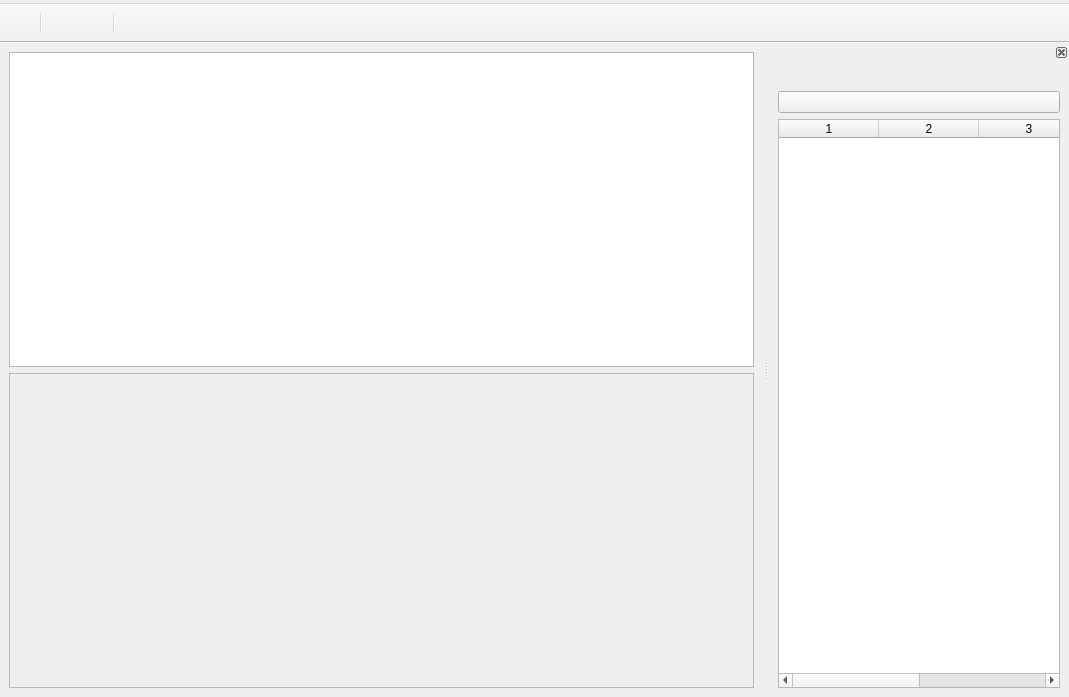
The window that org.nickvision.tubeconverter.qt/src/views/mainwindow.ui (NickvisionApps/Parabolic) describes before a commit, drawn with Qt 5.
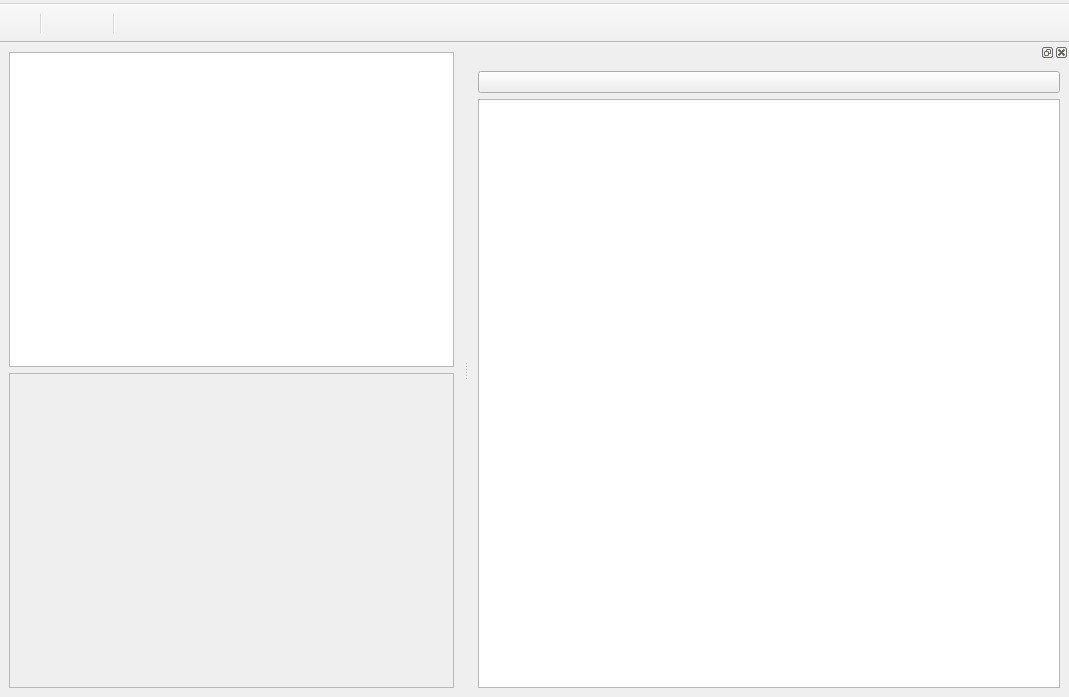
The same window after the commit. Icons and pictures are not drawn.

Commit message:
QT - Better HistoryRow Design (#811)
* QT - Add Blank HistoryRow

* QT - Better HistoryRow Design

* Update Translations

Patch:
```diff
--- a/org.nickvision.tubeconverter.qt/src/views/mainwindow.ui
+++ b/org.nickvision.tubeconverter.qt/src/views/mainwindow.ui
@@ -172,7 +172,7 @@
             <rect>
              <x>0</x>
              <y>0</y>
-             <width>745</width>
+             <width>445</width>
              <height>301</height>
             </rect>
            </property>
@@ -284,8 +284,8 @@
   <widget class="QDockWidget" name="dockHistory">
    <property name="minimumSize">
     <size>
-     <width>300</width>
-     <height>174</height>
+     <width>600</width>
+     <height>214</height>
     </size>
    </property>
    <property name="autoFillBackground">
@@ -295,7 +295,7 @@
     <bool>false</bool>
    </property>
    <property name="features">
-    <set>QDockWidget::DockWidgetFeature::DockWidgetClosable</set>
+    <set>QDockWidget::DockWidgetFeature::DockWidgetClosable|QDockWidget::DockWidgetFeature::DockWidgetFloatable|QDockWidget::DockWidgetFeature::DockWidgetMovable</set>
    </property>
    <property name="allowedAreas">
     <set>Qt::DockWidgetArea::RightDockWidgetArea</set>
@@ -305,15 +305,6 @@
    </attribute>
    <widget class="QWidget" name="dockHistoryContents">
     <layout class="QVBoxLayout" name="verticalLayout_3">
-     <item>
-      <widget class="QLabel" name="lblHistory">
-       <property name="font">
-        <font>
-         <bold>true</bold>
-        </font>
-       </property>
-      </widget>
-     </item>
      <item>
       <widget class="QStackedWidget" name="viewStackHistory">
        <property name="currentIndex">
@@ -352,17 +343,10 @@
           </widget>
          </item>
          <item>
-          <widget class="QTableWidget" name="tblHistory">
+          <widget class="QListWidget" name="listHistory">
            <property name="selectionMode">
             <enum>QAbstractItemView::SelectionMode::NoSelection</enum>
            </property>
-           <property name="columnCount">
-            <number>4</number>
-           </property>
-           <column/>
-           <column/>
-           <column/>
-           <column/>
           </widget>
          </item>
         </layout>
```
The commit also changes 65 other files.
